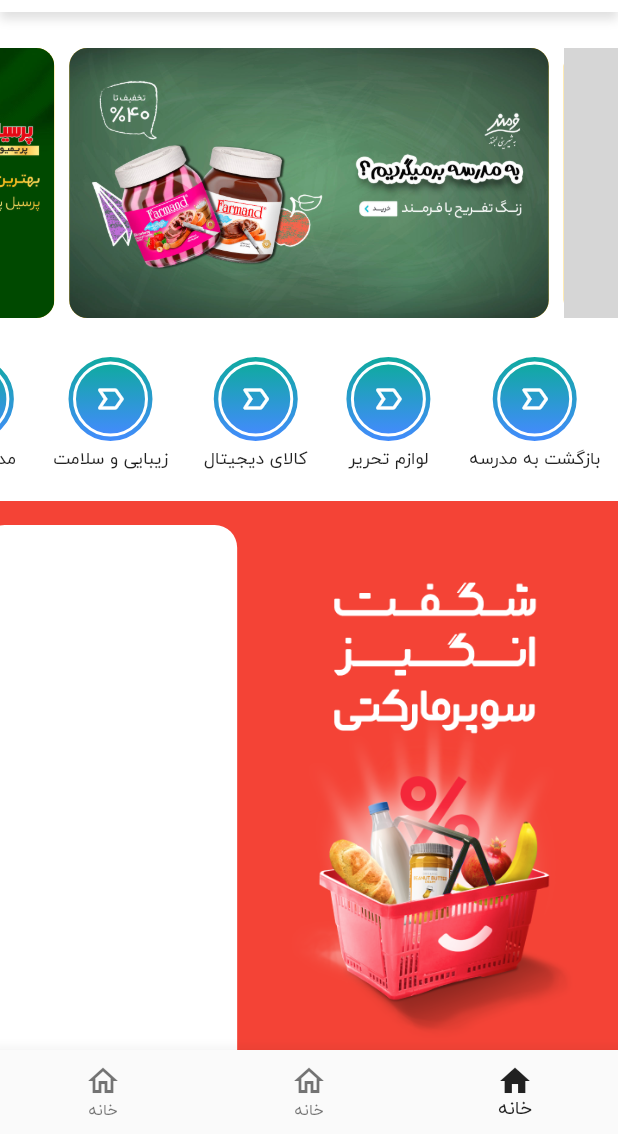
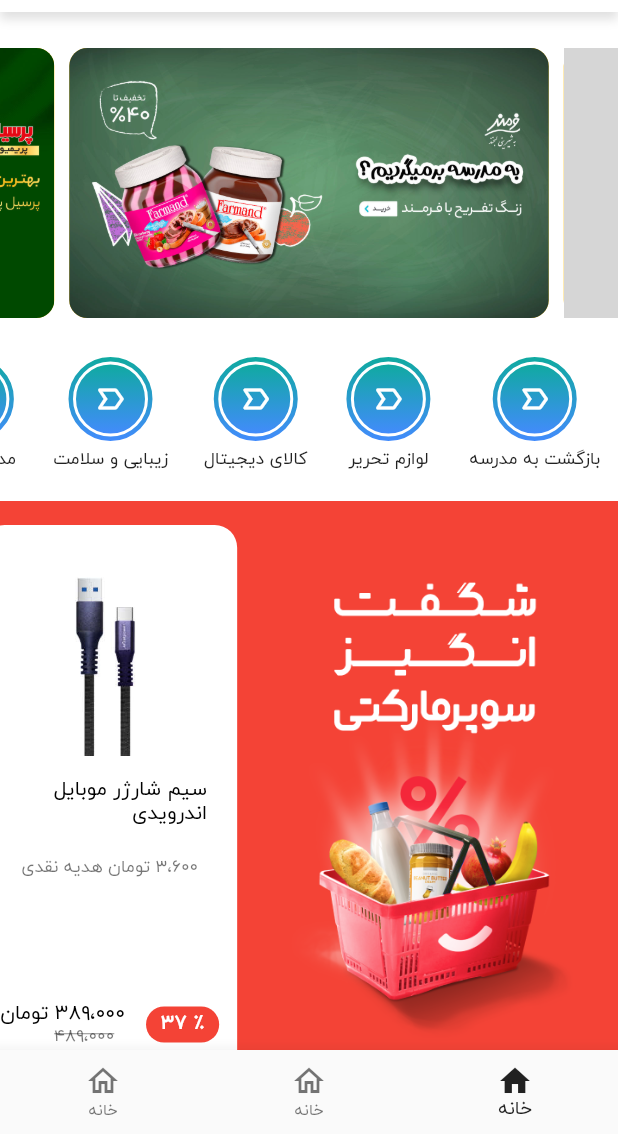
Before and after one commit to NovinGroup/digikala_flutter, a Flutter app: the screen it shows after launch, on a phone screen of 412 x 824 dp, the part 102-1236 px from its top. Run offline on Flutter 3.47's test engine with Material 2 defaults, Android fonts, the phone set to English and light mode, and no system bars; drawn by our look-alikes of carousel_slider; grey boxes are pictures that could not be loaded.

Commit message:
Fix product widget

```diff
--- a/lib/module/home/screen/component/product_widget.dart
+++ b/lib/module/home/screen/component/product_widget.dart
@@ -16,6 +16,49 @@
           color: Colors.white,
           borderRadius: BorderRadius.circular(15)
         ),
+        child: Padding(
+          padding: const EdgeInsets.symmetric(vertical: 8.0, horizontal: 12),
+          child: Column(
+            children: [
+              Image.asset("res/Images/product_charger_wire.jpg"),
+              SizedBox(height: 7,),
+              Padding(
+                padding: const EdgeInsets.all(8.0),
+                child: Text("سیم شارژر موبایل اندرویدی"),
+              ),
+              Padding(
+                padding: const EdgeInsets.symmetric(vertical: 12.0),
+                child: Text("۳،۶۰۰ تومان هدیه نقدی", style: Theme.of(context).textTheme.caption,),
+              ),
+              Expanded(child: Center()),
+              Row(
+                children: [
+                  Container(
+                    decoration: BoxDecoration(
+                      color: Colors.red,
+                      borderRadius: BorderRadius.circular(18)
+                    ),
+                    child: Padding(
+                      padding: const EdgeInsets.symmetric(vertical: 4.0, horizontal: 10),
+                      child: Text("٪ ۳۷", style: TextStyle(color: Colors.white, fontWeight: FontWeight.bold),),
+                    ),
+                  ),
+                  Expanded(child: Column(
+                    crossAxisAlignment: CrossAxisAlignment.end,
+                    children: [
+                      Text("۳۸۹،۰۰۰ تومان", textAlign: TextAlign.end,),
+                      Padding(
+                        padding: const EdgeInsets.only(left: 36),
+                        child: Text("۴۸۹،۰۰۰", textAlign: TextAlign.end, style: Theme.of(context).textTheme.caption?.copyWith(decoration: TextDecoration.lineThrough),),
+                      ),
+                    ],
+                  )),
+                ],
+              ),
+              SizedBox(height: 12,)
+            ],
+          ),
+        ),
       ),
     );
   }
```
